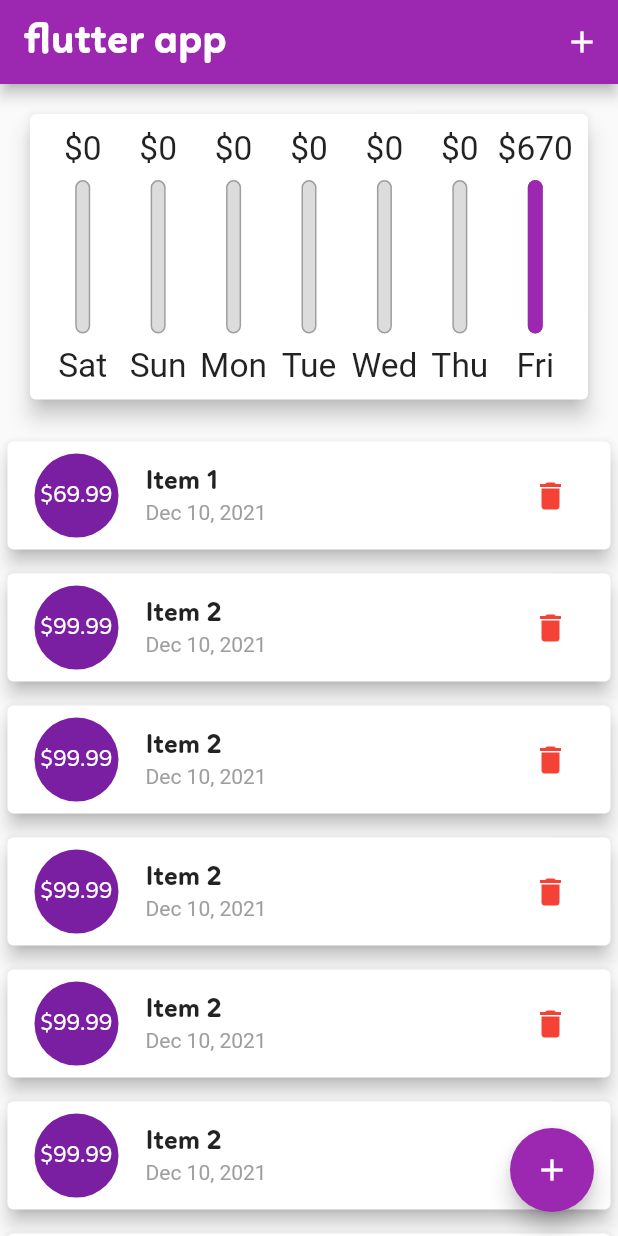
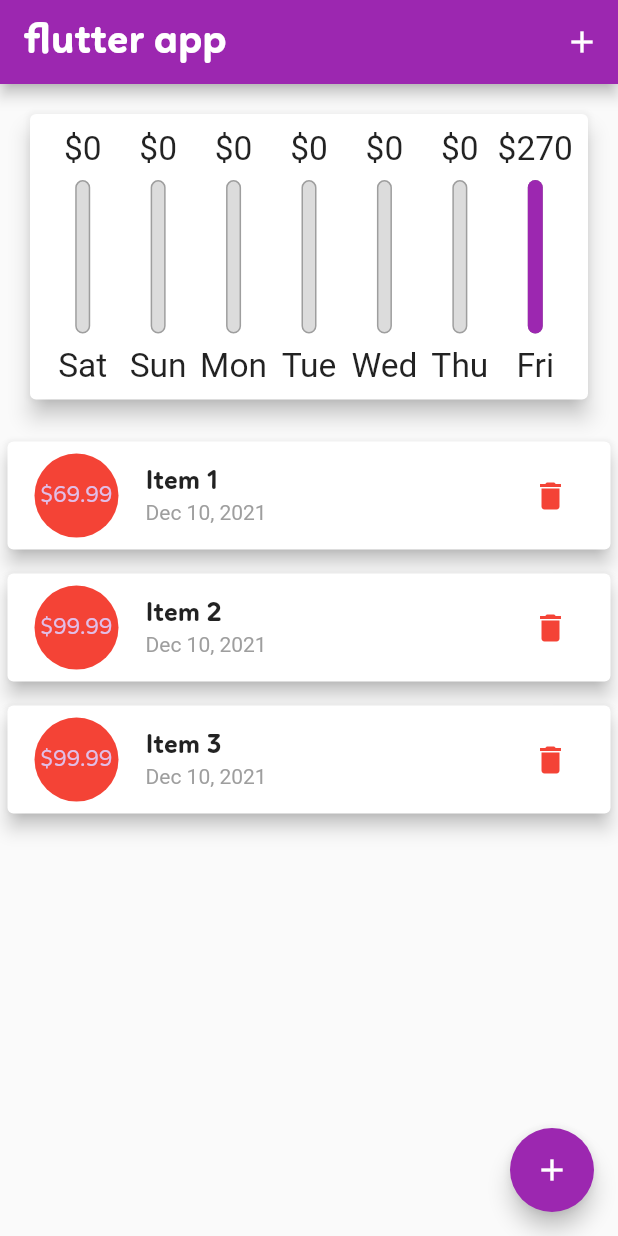
Before and after one commit to ninja020250/flutter-personal-expenses, a Flutter app: the screen it shows after launch, on a phone screen of 412 x 824 dp. Run offline on Flutter 3.47's test engine with Material 2 defaults, Android fonts, the phone set to English and light mode, and no system bars; missing offline and left inert: dart:ffi.

Commit message:
+ use key in listView

```diff
--- a/lib/main.dart
+++ b/lib/main.dart
@@ -47,16 +47,29 @@ class MyHomepage extends StatefulWidget {
   State<MyHomepage> createState() => _MyHomepageState();
 }
 
-class _MyHomepageState extends State<MyHomepage> {
+class _MyHomepageState extends State<MyHomepage> with WidgetsBindingObserver {
   final List<Transaction> _userTransactions = [
     Transaction(id: "t1", title: "Item 1", amount: 69.99, date: DateTime.now()),
     Transaction(id: "t2", title: "Item 2", amount: 99.99, date: DateTime.now()),
-    Transaction(id: "t2", title: "Item 2", amount: 99.99, date: DateTime.now()),
-    Transaction(id: "t2", title: "Item 2", amount: 99.99, date: DateTime.now()),
-    Transaction(id: "t2", title: "Item 2", amount: 99.99, date: DateTime.now()),
-    Transaction(id: "t2", title: "Item 2", amount: 99.99, date: DateTime.now()),
-    Transaction(id: "t2", title: "Item 2", amount: 99.99, date: DateTime.now()),
+    Transaction(id: "t3", title: "Item 3", amount: 99.99, date: DateTime.now()),
   ];
+
+  @override
+  void initState() {
+    WidgetsBinding.instance!.addObserver(this);
+    super.initState();
+  }
+
+  @override
+  void didChangeAppLifecycleState(AppLifecycleState state) {
+    print(state);
+  }
+
+  @override
+  dispose() {
+    WidgetsBinding.instance!.removeObserver(this);
+    super.dispose();
+  }
 
   List<Transaction> get _recentTransactions {
     return _userTransactions.where((tx) {
--- a/lib/widgets/chart_bar.dart
+++ b/lib/widgets/chart_bar.dart
@@ -6,7 +6,7 @@ class ChartBar extends StatelessWidget {
   final double spendingAmount;
   final double spendingPctOftotal;
 
-  ChartBar(
+  const ChartBar(
       {this.label = '',
       this.spendingAmount = 0.0,
       this.spendingPctOftotal = 0.0});
--- /dev/null
+++ b/lib/widgets/transaction_item.dart
@@ -0,0 +1,67 @@
+import 'package:flutter/material.dart';
+import 'package:intl/intl.dart';
+import 'dart:math';
+
+import '../models/transaction.dart';
+
+class TransactionItem extends StatefulWidget {
+  const TransactionItem({
+    Key? key,
+    required this.transaction,
+    required this.deleteTransaction,
+  }) : super(key: key);
+
+  final Transaction transaction;
+  final Function deleteTransaction;
+
+  @override
+  State<TransactionItem> createState() => _TransactionItemState();
+}
+
+class _TransactionItemState extends State<TransactionItem> {
+  Color? _bgColor;
+
+  @override
+  void initState() {
+    const colors = [Colors.red, Colors.blue, Colors.orange, Colors.pink];
+
+    setState(() {
+      _bgColor = colors[Random().nextInt(4)];
+    });
+
+    super.initState();
+  }
+
+  @override
+  Widget build(BuildContext context) {
+    return Card(
+      margin: EdgeInsets.symmetric(vertical: 8, horizontal: 5),
+      elevation: 5,
+      child: ListTile(
+        leading: CircleAvatar(
+          radius: 30,
+          backgroundColor: _bgColor,
+          child: Padding(
+            padding: const EdgeInsets.all(6),
+            child: FittedBox(
+              child: Text("\$${widget.transaction.amount.toStringAsFixed(2)}"),
+            ),
+          ),
+        ),
+        title: Text(
+          widget.transaction.title,
+          style: Theme.of(context).textTheme.headline6,
+        ),
+        subtitle: Text(
+          DateFormat.yMMMd().format(widget.transaction.date),
+          style: TextStyle(color: Colors.grey),
+        ),
+        trailing: IconButton(
+          icon: Icon(Icons.delete),
+          color: Theme.of(context).errorColor,
+          onPressed: () => widget.deleteTransaction(widget.transaction.id),
+        ),
+      ),
+    );
+  }
+}
--- a/lib/widgets/transaction_list.dart
+++ b/lib/widgets/transaction_list.dart
@@ -2,6 +2,7 @@ import 'package:flutter/material.dart';
 import 'package:intl/intl.dart';
 
 import '../models/transaction.dart';
+import './transaction_item.dart';
 
 class TransactionList extends StatelessWidget {
   final List<Transaction> transactions;
@@ -31,76 +32,23 @@ class TransactionList extends StatelessWidget {
                 ],
               );
             })
-            : ListView.builder(
-                itemBuilder: (tx, index) {
-                  return Card(
-                    margin: EdgeInsets.symmetric(vertical: 8, horizontal: 5),
-                    elevation: 5,
-                    child: ListTile(
-                      leading: CircleAvatar(
-                        radius: 30,
-                        child: Padding(
-                          padding: const EdgeInsets.all(6),
-                          child: FittedBox(
-                            child: Text(
-                                "\$${transactions[index].amount.toStringAsFixed(2)}"),
-                          ),
-                        ),
-                      ),
-                      title: Text(
-                        transactions[index].title,
-                        style: Theme.of(context).textTheme.headline6,
-                      ),
-                      subtitle: Text(
-                        DateFormat.yMMMd().format(transactions[index].date),
-                        style: TextStyle(color: Colors.grey),
-                      ),
-                      trailing: IconButton(
-                        icon: Icon(Icons.delete),
-                        color: Theme.of(context).errorColor,
-                        onPressed: () =>
-                            deleteTransaction(transactions[index].id),
-                      ),
-                    ),
+          : ListView(
+              children: transactions
+                  .map((tx) => TransactionItem(
+                      key: ValueKey(tx.id),
+                      transaction: tx,
+                      deleteTransaction: deleteTransaction))
+                  .toList()),
+
+// ListView.builder(
+//                 itemBuilder: (tx, index) {
+//                   return TransactionItem(
+//                       key: ValueKey(transactions[index].id),
+//                       transaction: transactions[index],
+//                       deleteTransaction: deleteTransaction);
+//                 },
+//                 itemCount: transactions.length,
+//               )
     );
-                  // return Card(
-                  //     child: Row(
-                  //   children: [
-                  //     Container(
-                  //       margin:
-                  //           EdgeInsets.symmetric(vertical: 10, horizontal: 15),
-                  //       padding: EdgeInsets.all(10),
-                  //       decoration: BoxDecoration(
-                  //           border: Border.all(
-                  //         color: Theme.of(context).primaryColor,
-                  //         width: 2,
-                  //       )),
-                  //       child: Text(
-                  //         "\$${transactions[index].amount.toStringAsFixed(2)}",
-                  //         style: TextStyle(
-                  //             fontWeight: FontWeight.bold,
-                  //             fontSize: 20,
-                  //             color: Theme.of(context).primaryColor),
-                  //       ),
-                  //     ),
-                  //     Column(
-                  //       crossAxisAlignment: CrossAxisAlignment.start,
-                  //       children: [
-                  //         Text(
-                  //           transactions[index].title,
-                  //           style: Theme.of(context).textTheme.headline6,
-                  //         ),
-                  //         Text(
-                  //           DateFormat("yyyy-mm-dd")
-                  //               .format(transactions[index].date),
-                  //           style: TextStyle(color: Colors.grey),
-                  //         )
-                  //       ],
-                  //     )
-                  //   ],
-                  // ));
-                },
-                itemCount: transactions.length,
-              ));
   }
 }
```
Lines whose indentation alone changed are shown as unchanged.
